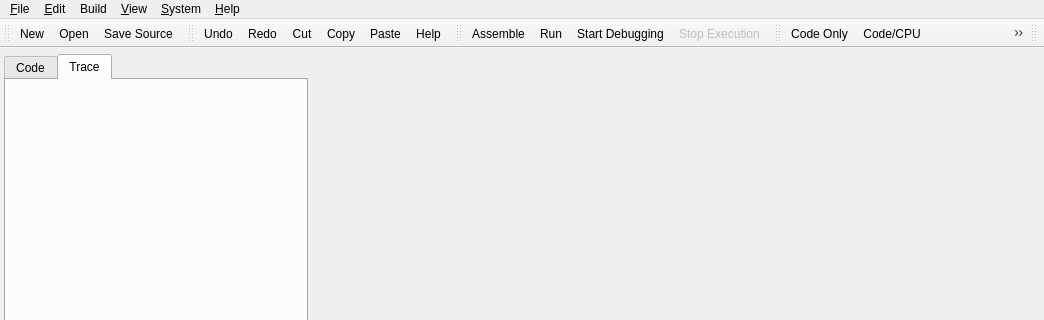
This is mainwindow.ui in WarlockD/pep8-1 as Qt 5 draws it before an edit; both pictures show x 0 to 1044 and y 0 to 320 of the 1044 by 747 pixel window. The edited form follows.
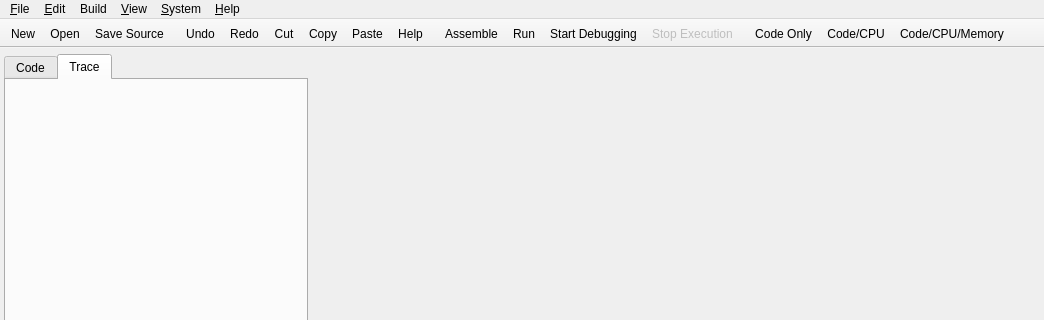
This is the edited form. Icons and pictures are not drawn.

Commit message: Numerous mainWindow tweaks for Windows/Linux users, disabling movement of the menu items in particular, and making the icons larger.

```diff
--- a/mainwindow.ui
+++ b/mainwindow.ui
@@ -22,6 +22,24 @@
   <property name="windowTitle">
    <string>Pep/8</string>
   </property>
+  <property name="animated">
+   <bool>true</bool>
+  </property>
+  <property name="documentMode">
+   <bool>true</bool>
+  </property>
+  <property name="tabShape">
+   <enum>QTabWidget::Rounded</enum>
+  </property>
+  <property name="dockNestingEnabled">
+   <bool>false</bool>
+  </property>
+  <property name="dockOptions">
+   <set>QMainWindow::AnimatedDocks|QMainWindow::VerticalTabs</set>
+  </property>
+  <property name="unifiedTitleAndToolBarOnMac">
+   <bool>true</bool>
+  </property>
   <widget class="QWidget" name="centralwidget">
    <layout class="QVBoxLayout" name="verticalLayout_3">
     <property name="leftMargin">
@@ -192,6 +210,9 @@
   </widget>
   <widget class="QStatusBar" name="statusbar"/>
   <widget class="QToolBar" name="fileToolBar">
+   <property name="movable">
+    <bool>false</bool>
+   </property>
    <property name="orientation">
     <enum>Qt::Horizontal</enum>
    </property>
@@ -206,6 +227,9 @@
    <addaction name="actionFile_Save_Source"/>
   </widget>
   <widget class="QToolBar" name="editToolBar">
+   <property name="movable">
+    <bool>false</bool>
+   </property>
    <property name="orientation">
     <enum>Qt::Horizontal</enum>
    </property>
@@ -226,6 +250,9 @@
    <property name="enabled">
     <bool>true</bool>
    </property>
+   <property name="movable">
+    <bool>false</bool>
+   </property>
    <property name="orientation">
     <enum>Qt::Horizontal</enum>
    </property>
@@ -241,6 +268,9 @@
    <addaction name="actionBuild_Stop_Execution"/>
   </widget>
   <widget class="QToolBar" name="viewToolBar">
+   <property name="movable">
+    <bool>false</bool>
+   </property>
    <property name="orientation">
     <enum>Qt::Horizontal</enum>
    </property>
@@ -255,6 +285,15 @@
    <addaction name="actionView_Code_CPU_Memory"/>
   </widget>
   <widget class="QToolBar" name="byteConverterToolBar">
+   <property name="autoFillBackground">
+    <bool>false</bool>
+   </property>
+   <property name="movable">
+    <bool>false</bool>
+   </property>
+   <property name="allowedAreas">
+    <set>Qt::TopToolBarArea</set>
+   </property>
    <property name="orientation">
     <enum>Qt::Horizontal</enum>
    </property>
```
Left out of the diff: 12 changed lines with no effect on the pictures. The commit also changes 1 other file.
